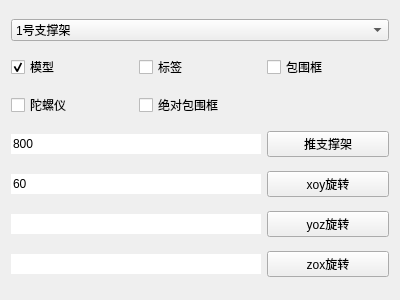
Above: ui/simulate_win.ui from ez4jc/working_face_master before the change. Below: the same form after it.
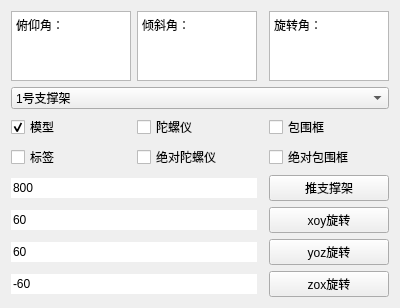
That is the form after the change.

The edit to the form file:
```diff
--- a/ui/simulate_win.ui
+++ b/ui/simulate_win.ui
@@ -14,14 +14,94 @@
    <string>仿真面板</string>
   </property>
   <layout class="QGridLayout" name="gridLayout">
-   <item row="1" column="1">
-    <widget class="QCheckBox" name="checkBox_label">
+   <item row="6" column="0" colspan="2">
+    <widget class="QLineEdit" name="lineEdit_yoz">
      <property name="text">
-      <string>标签</string>
+      <string>60</string>
      </property>
+     <property name="maxLength">
+      <number>3</number>
+     </property>
+     <property name="frame">
+      <bool>false</bool>
+     </property>
     </widget>
    </item>
-   <item row="3" column="0" colspan="2">
+   <item row="7" column="0" colspan="2">
+    <widget class="QLineEdit" name="lineEdit_zox">
+     <property name="text">
+      <string>-60</string>
+     </property>
+     <property name="maxLength">
+      <number>3</number>
+     </property>
+     <property name="frame">
+      <bool>false</bool>
+     </property>
+    </widget>
+   </item>
+   <item row="2" column="3">
+    <widget class="QCheckBox" name="checkBox_wraparound_frame">
+     <property name="text">
+      <string>包围框</string>
+     </property>
+     <property name="checked">
+      <bool>false</bool>
+     </property>
+     <property name="tristate">
+      <bool>false</bool>
+     </property>
+    </widget>
+   </item>
+   <item row="0" column="0">
+    <widget class="QTextEdit" name="textEdit">
+     <property name="html">
+      <string>&lt;!DOCTYPE HTML PUBLIC &quot;-//W3C//DTD HTML 4.0//EN&quot; &quot;http://www.w3.org/TR/REC-html40/strict.dtd&quot;&gt;
+&lt;html&gt;&lt;head&gt;&lt;meta name=&quot;qrichtext&quot; content=&quot;1&quot; /&gt;&lt;meta charset=&quot;utf-8&quot; /&gt;&lt;style type=&quot;text/css&quot;&gt;
+p, li { white-space: pre-wrap; }
+hr { height: 1px; border-width: 0; }
+li.unchecked::marker { content: &quot;\2610&quot;; }
+li.checked::marker { content: &quot;\2612&quot;; }
+&lt;/style&gt;&lt;/head&gt;&lt;body style=&quot; font-family:'Microsoft YaHei UI'; font-size:9pt; font-weight:400; font-style:normal;&quot;&gt;
+&lt;p style=&quot; margin-top:0px; margin-bottom:0px; margin-left:0px; margin-right:0px; -qt-block-indent:0; text-indent:0px;&quot;&gt;俯仰角：&lt;/p&gt;&lt;/body&gt;&lt;/html&gt;</string>
+     </property>
+    </widget>
+   </item>
+   <item row="6" column="3">
+    <widget class="QPushButton" name="pushButton_yoz">
+     <property name="text">
+      <string>yoz旋转</string>
+     </property>
+    </widget>
+   </item>
+   <item row="3" column="1">
+    <widget class="QCheckBox" name="checkBox_static_gyro">
+     <property name="text">
+      <string>绝对陀螺仪</string>
+     </property>
+    </widget>
+   </item>
+   <item row="3" column="3">
+    <widget class="QCheckBox" name="checkBox_static_wraparound_frame">
+     <property name="text">
+      <string>绝对包围框</string>
+     </property>
+    </widget>
+   </item>
+   <item row="5" column="0" colspan="2">
+    <widget class="QLineEdit" name="lineEdit_xoy">
+     <property name="text">
+      <string>60</string>
+     </property>
+     <property name="maxLength">
+      <number>3</number>
+     </property>
+     <property name="frame">
+      <bool>false</bool>
+     </property>
+    </widget>
+   </item>
+   <item row="4" column="0" colspan="2">
     <widget class="QLineEdit" name="lineEdit_pushSupporter">
      <property name="text">
       <string>800</string>
@@ -37,14 +117,14 @@
      </property>
     </widget>
    </item>
-   <item row="2" column="1">
-    <widget class="QCheckBox" name="checkBox_static_wraparound_frame">
+   <item row="7" column="3">
+    <widget class="QPushButton" name="pushButton_zox">
      <property name="text">
-      <string>绝对包围框</string>
+      <string>zox旋转</string>
      </property>
     </widget>
    </item>
-   <item row="1" column="0">
+   <item row="2" column="0">
     <widget class="QCheckBox" name="checkBox_supporter_model">
      <property name="text">
       <string>模型</string>
@@ -54,21 +134,21 @@
      </property>
     </widget>
    </item>
-   <item row="3" column="2">
+   <item row="4" column="3">
     <widget class="QPushButton" name="pushButton_pushSupport">
      <property name="text">
       <string>推支撑架</string>
      </property>
     </widget>
    </item>
-   <item row="2" column="0">
-    <widget class="QCheckBox" name="checkBox_gyro">
+   <item row="5" column="3">
+    <widget class="QPushButton" name="pushButton_xoy">
      <property name="text">
-      <string>陀螺仪</string>
+      <string>xoy旋转</string>
      </property>
     </widget>
    </item>
-   <item row="0" column="0" colspan="3">
+   <item row="1" column="0" colspan="4">
     <widget class="QComboBox" name="comboBox_supporter">
      <property name="currentIndex">
       <number>0</number>
@@ -175,70 +255,45 @@
      </item>
     </widget>
    </item>
-   <item row="1" column="2">
-    <widget class="QCheckBox" name="checkBox_wraparound_frame">
-     <property name="text">
-      <string>包围框</string>
+   <item row="0" column="3">
+    <widget class="QTextEdit" name="textEdit_3">
+     <property name="html">
+      <string>&lt;!DOCTYPE HTML PUBLIC &quot;-//W3C//DTD HTML 4.0//EN&quot; &quot;http://www.w3.org/TR/REC-html40/strict.dtd&quot;&gt;
+&lt;html&gt;&lt;head&gt;&lt;meta name=&quot;qrichtext&quot; content=&quot;1&quot; /&gt;&lt;meta charset=&quot;utf-8&quot; /&gt;&lt;style type=&quot;text/css&quot;&gt;
+p, li { white-space: pre-wrap; }
+hr { height: 1px; border-width: 0; }
+li.unchecked::marker { content: &quot;\2610&quot;; }
+li.checked::marker { content: &quot;\2612&quot;; }
+&lt;/style&gt;&lt;/head&gt;&lt;body style=&quot; font-family:'Microsoft YaHei UI'; font-size:9pt; font-weight:400; font-style:normal;&quot;&gt;
+&lt;p style=&quot; margin-top:0px; margin-bottom:0px; margin-left:0px; margin-right:0px; -qt-block-indent:0; text-indent:0px;&quot;&gt;旋转角：&lt;/p&gt;&lt;/body&gt;&lt;/html&gt;</string>
      </property>
-     <property name="checked">
-      <bool>false</bool>
-     </property>
-     <property name="tristate">
-      <bool>false</bool>
-     </property>
     </widget>
    </item>
-   <item row="4" column="2">
-    <widget class="QPushButton" name="pushButton_xoy">
-     <property name="text">
-      <string>xoy旋转</string>
+   <item row="0" column="1">
+    <widget class="QTextEdit" name="textEdit_2">
+     <property name="html">
+      <string>&lt;!DOCTYPE HTML PUBLIC &quot;-//W3C//DTD HTML 4.0//EN&quot; &quot;http://www.w3.org/TR/REC-html40/strict.dtd&quot;&gt;
+&lt;html&gt;&lt;head&gt;&lt;meta name=&quot;qrichtext&quot; content=&quot;1&quot; /&gt;&lt;meta charset=&quot;utf-8&quot; /&gt;&lt;style type=&quot;text/css&quot;&gt;
+p, li { white-space: pre-wrap; }
+hr { height: 1px; border-width: 0; }
+li.unchecked::marker { content: &quot;\2610&quot;; }
+li.checked::marker { content: &quot;\2612&quot;; }
+&lt;/style&gt;&lt;/head&gt;&lt;body style=&quot; font-family:'Microsoft YaHei UI'; font-size:9pt; font-weight:400; font-style:normal;&quot;&gt;
+&lt;p style=&quot; margin-top:0px; margin-bottom:0px; margin-left:0px; margin-right:0px; -qt-block-indent:0; text-indent:0px;&quot;&gt;倾斜角：&lt;/p&gt;&lt;/body&gt;&lt;/html&gt;</string>
      </property>
     </widget>
    </item>
-   <item row="4" column="0" colspan="2">
-    <widget class="QLineEdit" name="lineEdit_xoy">
+   <item row="3" column="0">
+    <widget class="QCheckBox" name="checkBox_label">
      <property name="text">
-      <string>60</string>
+      <string>标签</string>
      </property>
-     <property name="maxLength">
-      <number>3</number>
-     </property>
-     <property name="frame">
-      <bool>false</bool>
-     </property>
     </widget>
    </item>
-   <item row="5" column="0" colspan="2">
-    <widget class="QLineEdit" name="lineEdit_yoz">
-     <property name="maxLength">
-      <number>3</number>
-     </property>
-     <property name="frame">
-      <bool>false</bool>
-     </property>
-    </widget>
-   </item>
-   <item row="6" column="0" colspan="2">
-    <widget class="QLineEdit" name="lineEdit_zox">
-     <property name="maxLength">
-      <number>3</number>
-     </property>
-     <property name="frame">
-      <bool>false</bool>
-     </property>
-    </widget>
-   </item>
-   <item row="5" column="2">
-    <widget class="QPushButton" name="pushButton_yoz">
+   <item row="2" column="1">
+    <widget class="QCheckBox" name="checkBox_gyro">
      <property name="text">
-      <string>yoz旋转</string>
-     </property>
-    </widget>
-   </item>
-   <item row="6" column="2">
-    <widget class="QPushButton" name="pushButton_zox">
-     <property name="text">
-      <string>zox旋转</string>
+      <string>陀螺仪</string>
      </property>
     </widget>
    </item>
```
